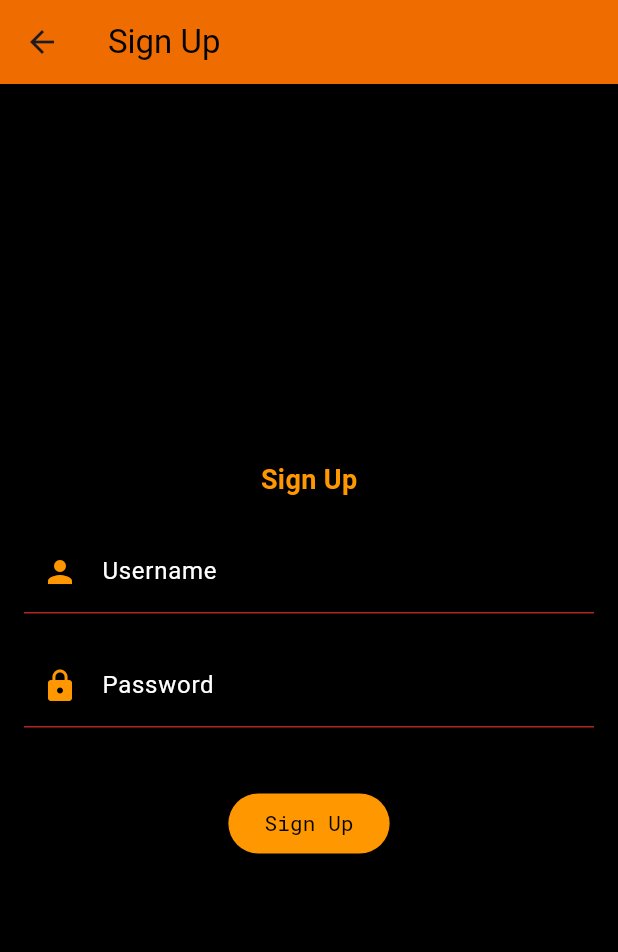
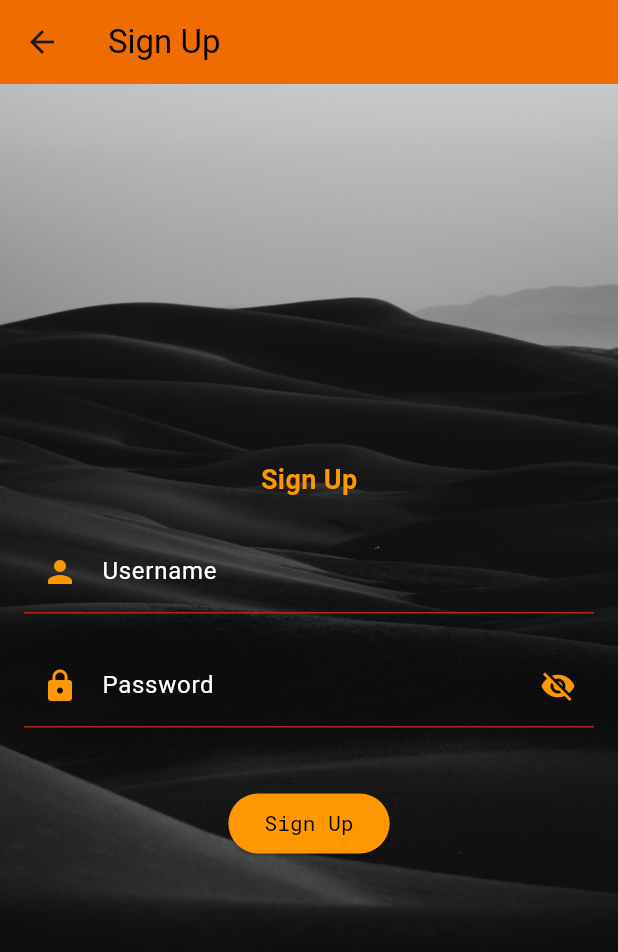
Before and after one commit to Musicalibree/CV_Database, a Flutter app: the screen it shows after launch, after a tap on "Sign Up", on a phone screen of 412 x 824 dp. Shown: the top 952 px of the screen. Run offline on Flutter 3.47's test engine with Material 3 defaults, Android fonts, the phone set to English and light mode, and no system bars.

Commit message:
fourth commit

```diff
--- a/lib/loginpage.dart
+++ b/lib/loginpage.dart
@@ -20,8 +20,6 @@ class LoginPage extends StatefulWidget {
   @override
   _LoginPageState createState() => _LoginPageState();
 }
-
-// ... (Your existing imports)
 
 class _LoginPageState extends State<LoginPage> {
   final _formKey = GlobalKey<FormState>(); // Add a GlobalKey for the form
@@ -71,11 +69,17 @@ class _LoginPageState extends State<LoginPage> {
           style: TextStyle(color: Colors.black),
         ),
       ),
-      body: Padding(
+      body: Container(
+        decoration: BoxDecoration(
+          image: DecorationImage(
+            image: AssetImage('images/background.jpg'),
+            fit: BoxFit.cover,
+          ),
+        ),
+        child: Padding(
           padding: const EdgeInsets.all(16.0),
           child: Form(
-          // Wrap the Form widget around your Column
-          key: _formKey, // Set the key for the form
+            key: _formKey,
             child: Column(
               mainAxisAlignment: MainAxisAlignment.center,
               children: [
@@ -122,7 +126,6 @@ class _LoginPageState extends State<LoginPage> {
                     suffixIcon: IconButton(
                       onPressed: () {
                         setState(() {
-                        // Toggle the obscureText property of the password field
                           _isPasswordVisible = !_isPasswordVisible;
                         });
                       },
@@ -142,13 +145,13 @@ class _LoginPageState extends State<LoginPage> {
                   },
                   obscureText: !_isPasswordVisible,
                 ),
-
                 SizedBox(height: 20),
                 ElevatedButton(
-                style: ElevatedButton.styleFrom(backgroundColor: Colors.orange),
+                  style: ElevatedButton.styleFrom(
+                    backgroundColor: Colors.orange,
+                  ),
                   onPressed: () {
                     if (_formKey.currentState?.validate() ?? false) {
-                    // Form is valid, perform login
                       _login();
                     }
                   },
@@ -160,10 +163,9 @@ class _LoginPageState extends State<LoginPage> {
                     ),
                   ),
                 ),
-              SizedBox(height: 10), // Add some spacing between buttons
+                SizedBox(height: 10),
                 TextButton(
                   onPressed: () {
-                  // Navigate to the signup page (SignupPage)
                     Navigator.push(
                       context,
                       MaterialPageRoute(builder: (context) => SignupPage()),
@@ -181,7 +183,7 @@ class _LoginPageState extends State<LoginPage> {
             ),
           ),
         ),
-      backgroundColor: Colors.black,
+      ),
     );
   }
 }
--- a/lib/signup.dart
+++ b/lib/signup.dart
@@ -13,6 +13,7 @@ class _SignupPageState extends State<SignupPage> {
 
   String passwordErrorText = '';
   String usernameErrorText = '';
+  bool _isPasswordVisible = false;
 
   Future<void> _signup() async {
     // Perform password validation
@@ -90,7 +91,14 @@ class _SignupPageState extends State<SignupPage> {
           style: TextStyle(color: Colors.black),
         ),
       ),
-      body: Padding(
+      body: Container(
+        decoration: BoxDecoration(
+          image: DecorationImage(
+            image: AssetImage('images/background.jpg'),
+            fit: BoxFit.cover,
+          ),
+        ),
+        child: Padding(
           padding: const EdgeInsets.all(16.0),
           child: Column(
             mainAxisAlignment: MainAxisAlignment.center,
@@ -140,6 +148,20 @@ class _SignupPageState extends State<SignupPage> {
                     Icons.lock,
                     color: Colors.orange,
                   ),
+                  suffixIcon: IconButton(
+                    onPressed: () {
+                      setState(() {
+                        // Toggle the obscureText property of the password field
+                        _isPasswordVisible = !_isPasswordVisible;
+                      });
+                    },
+                    icon: Icon(
+                      _isPasswordVisible
+                          ? Icons.visibility
+                          : Icons.visibility_off,
+                      color: Colors.orange,
+                    ),
+                  ),
                 ),
                 validator: (value) {
                   if (value == null || value.isEmpty) {
@@ -147,7 +169,7 @@ class _SignupPageState extends State<SignupPage> {
                   }
                   return null;
                 },
-              obscureText: true,
+                obscureText: !_isPasswordVisible,
               ),
               SizedBox(height: 20),
               ElevatedButton(
@@ -167,7 +189,7 @@ class _SignupPageState extends State<SignupPage> {
             ],
           ),
         ),
-      backgroundColor: Colors.black,
+      ),
     );
   }
 }
--- a/pubspec.yaml
+++ b/pubspec.yaml
@@ -63,6 +63,7 @@ flutter:
   assets:
     - images/profile.jpg
     - images/letter.png
+    - images/background.jpg
 
   # An image asset can refer to one or more resolution-specific "variants", see
   # https://flutter.dev/assets-and-images/#resolution-aware
```
Also changed, not shown: images/background.jpg (added). Lines whose indentation alone changed are shown as unchanged.
